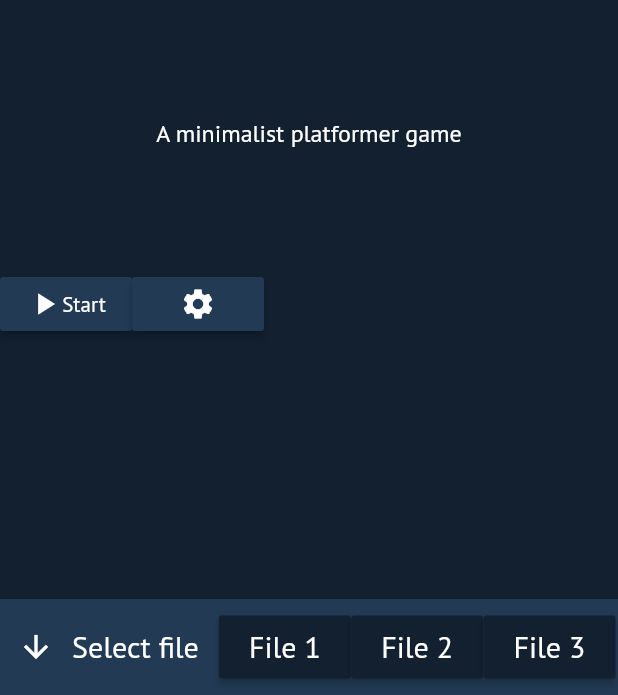
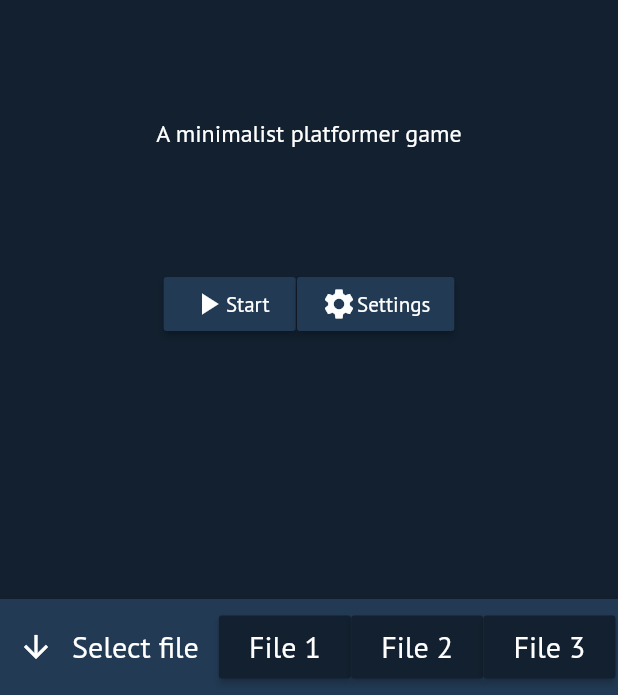
Before and after one commit to gamer-gang/foo-game, a Flutter app: the screen it shows after launch, after a tap on "Start", on a phone screen of 412 x 824 dp, the part 541-1236 px from its top. Run offline on Flutter 3.47's test engine with Material 2 defaults, Android fonts, the phone set to English and light mode, and no system bars; our stand-ins replace shared_preferences; missing offline and left inert: flame.

Commit message:
fix alignment and routes, naming

```diff
--- a/lib/home.dart
+++ b/lib/home.dart
@@ -1,11 +1,12 @@
 import 'package:flutter/material.dart';
+import 'package:monument_platformer/settings.dart';
 
 import 'common.dart';
 import 'game.dart';
 import 'overlay.dart';
 
 class HomePage extends StatefulWidget {
-  final MonumentPlatformerGame game;
+  final MonumentPlatformer game;
 
   HomePage({Key key, this.game}) : super(key: key);
 
@@ -14,7 +15,7 @@ class HomePage extends StatefulWidget {
 }
 
 class _HomePageState extends State<HomePage> {
-  MonumentPlatformerGame game;
+  MonumentPlatformer game;
 
   static bool bottomSheetVisible = false;
   _HomePageState({this.game});
@@ -42,11 +43,15 @@ class _HomePageState extends State<HomePage> {
             ),
             Spacer(),
             Row(children: [
+              Spacer(flex: 128),
               RaisedButton(
-                child: Row(children: [
+                child: Row(
+                  crossAxisAlignment: CrossAxisAlignment.center,
+                  children: [
                     Icon(Icons.play_arrow),
                     Text("Start"),
-                ]),
+                  ],
+                ),
                 onPressed: () {
                   if (!bottomSheetVisible) {
                     bottomSheetVisible = true;
@@ -58,10 +63,25 @@ class _HomePageState extends State<HomePage> {
                   }
                 },
               ),
+              Spacer(),
               RaisedButton(
-                child: Icon(Icons.settings),
-                onPressed: () {},
+                child: Row(
+                  crossAxisAlignment: CrossAxisAlignment.center,
+                  children: [
+                    Icon(Icons.settings),
+                    Text('Settings'),
+                  ],
                 ),
+                onPressed: () {
+                  Navigator.of(context).push(
+                    PageRouteBuilder(
+                      pageBuilder: (context, anim1, anim2) => SettingsPage(),
+                      transitionsBuilder: pageTransition,
+                    ),
+                  );
+                },
+              ),
+              Spacer(flex: 128),
             ]),
             Spacer(flex: 3),
           ]),
@@ -72,8 +92,8 @@ class _HomePageState extends State<HomePage> {
 }
 
 class FileSelector extends StatelessWidget {
-  final MonumentPlatformerGame game;
-  const FileSelector({MonumentPlatformerGame game}) : this.game = game;
+  final MonumentPlatformer game;
+  const FileSelector({MonumentPlatformer game}) : this.game = game;
 
   final double _buttonPadding = 8;
 
@@ -107,13 +127,15 @@ class FileSelector extends StatelessWidget {
               style: TextStyle(fontSize: 20),
             ),
             onPressed: () {
-              Navigator.of(context).push(PageRouteBuilder(
+              Navigator.of(context).push(
+                PageRouteBuilder(
                   pageBuilder: (context, anim1, anim2) => GamePage(
                     game: game,
                     file: File.file1,
                   ),
                   transitionsBuilder: pageTransition,
-              ));
+                ),
+              );
             },
           ),
           Spacer(flex: 4),
```
Lines whose indentation alone changed are shown as unchanged.
